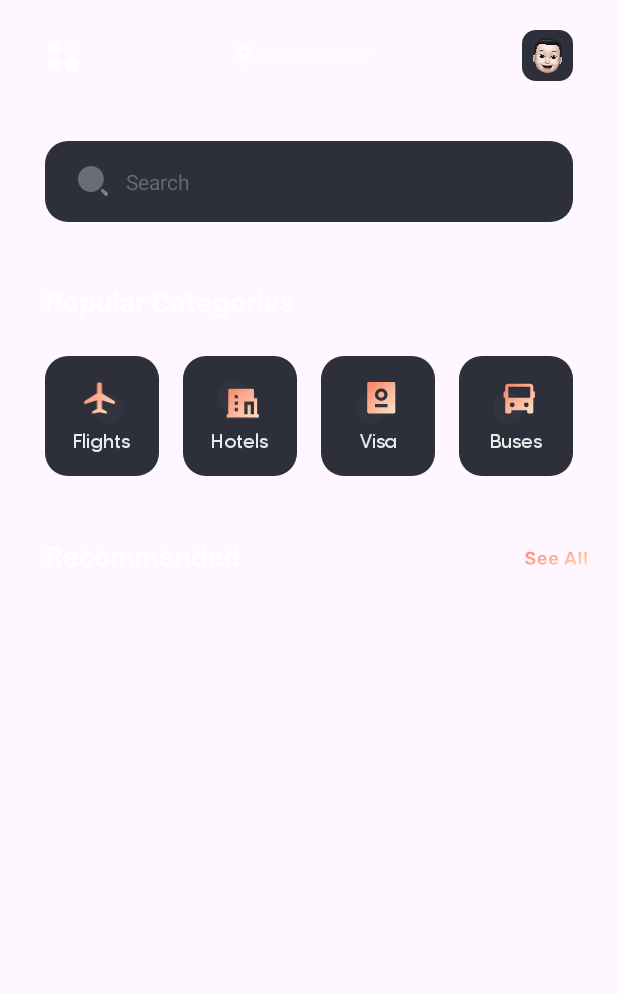
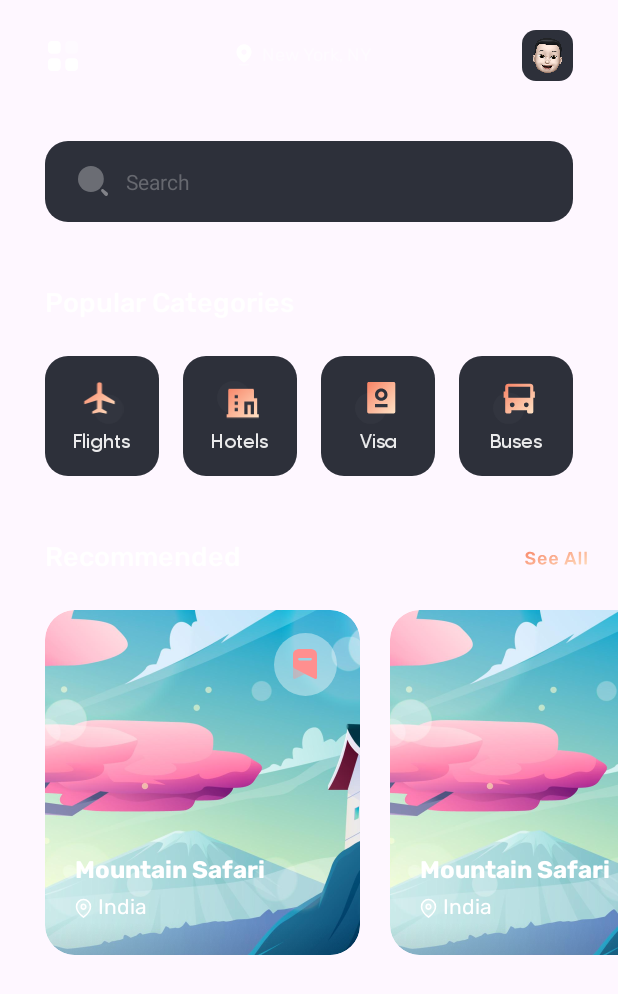
Before and after one commit to siamsaleh/TaskGo, an Android app: the layout fragment_home.xml on its own in the app's theme, with its tools: preview values and no code run, on a phone screen of 412 x 824 dp. Shown: the top 994 px of the screen. Run offline under Robolectric (Android 15) with nearby library versions, the light colour scheme and no system bars.

Commit message:
feat: Show recommended place list in RecyclerView (HomeFragment)
- Add RecommendedAdapter for managing list items
- Create GlideExtension for image loading customization
- Add Glide dependency in build.gradle

```diff
--- a/app/build.gradle.kts
+++ b/app/build.gradle.kts
@@ -69,4 +69,8 @@ dependencies {
     implementation("com.google.dagger:hilt-android:$hiltVersion")
     kapt("com.google.dagger:hilt-compiler:$hiltVersion")
     implementation("com.google.dagger:hilt-android-gradle-plugin:$hiltVersion")
+
+    // Glide
+    implementation (libs.glide)
+    annotationProcessor (libs.compiler)
 }
--- a/app/src/main/res/layout/fragment_home.xml
+++ b/app/src/main/res/layout/fragment_home.xml
@@ -256,4 +256,15 @@
 
     </androidx.constraintlayout.widget.ConstraintLayout>
 
+    <androidx.recyclerview.widget.RecyclerView
+        android:id="@+id/rvRecommended"
+        android:layout_width="match_parent"
+        android:layout_height="wrap_content"
+        android:layout_marginStart="@dimen/margin_large"
+        android:layout_marginTop="@dimen/margin_small"
+        android:orientation="horizontal"
+        app:layoutManager="androidx.recyclerview.widget.LinearLayoutManager"
+        tools:itemCount="3"
+        tools:listitem="@layout/item_recommended_place" />
+
 </androidx.appcompat.widget.LinearLayoutCompat>
--- a/app/src/main/res/layout/item_recommended_place.xml
+++ b/app/src/main/res/layout/item_recommended_place.xml
@@ -3,7 +3,7 @@
     xmlns:app="http://schemas.android.com/apk/res-auto"
     android:layout_width="210dp"
     android:layout_height="230dp"
-    android:layout_marginEnd="@dimen/margin_extra_small"
+    android:layout_marginEnd="@dimen/margin_small"
     app:cardCornerRadius="20dp"
     app:cardElevation="0dp"
     app:strokeWidth="0dp">
@@ -17,7 +17,16 @@
             android:layout_width="match_parent"
             android:layout_height="match_parent"
             android:contentDescription="@string/recommended_text"
-            android:src="@drawable/img_sample" />
+            android:src="@drawable/img_sample"
+            android:scaleType="centerCrop"/>
+
+        <!--Top Shade-->
+        <ImageView
+            android:layout_width="match_parent"
+            android:layout_height="match_parent"
+            android:contentDescription="@string/recommended_text"
+            android:scaleType="fitXY"
+            android:src="@drawable/img_shade" />
 
         <TextView
             android:id="@+id/property_text"
@@ -52,14 +61,6 @@
             app:layout_constraintTop_toTopOf="parent"
             app:layout_constraintEnd_toEndOf="parent"/>
 
-        <!--Top Shade-->
-        <ImageView
-            android:layout_width="match_parent"
-            android:layout_height="match_parent"
-            android:contentDescription="@string/recommended_text"
-            android:scaleType="fitXY"
-            android:src="@drawable/img_shade" />
-
     </androidx.constraintlayout.widget.ConstraintLayout>
 
 </com.google.android.material.card.MaterialCardView>
--- a/gradle/libs.versions.toml
+++ b/gradle/libs.versions.toml
@@ -1,6 +1,7 @@
 [versions]
 agp = "8.7.1"
 fragmentKtx = "1.5.7"
+glide = "4.16.0"
 kotlin = "1.9.24"
 coreKtx = "1.15.0"
 junit = "4.13.2"
@@ -18,6 +19,8 @@ sspAndroid = "1.1.0"
 androidx-core-ktx = { group = "androidx.core", name = "core-ktx", version.ref = "coreKtx" }
 androidx-fragment-ktx = { module = "androidx.fragment:fragment-ktx", version.ref = "fragmentKtx" }
 androidx-lifecycle-viewmodel-ktx = { module = "androidx.lifecycle:lifecycle-viewmodel-ktx", version.ref = "lifecycleViewmodelKtx" }
+compiler = { module = "com.github.bumptech.glide:compiler", version.ref = "glide" }
+glide = { module = "com.github.bumptech.glide:glide", version.ref = "glide" }
 junit = { group = "junit", name = "junit", version.ref = "junit" }
 androidx-junit = { group = "androidx.test.ext", name = "junit", version.ref = "junitVersion" }
 androidx-espresso-core = { group = "androidx.test.espresso", name = "espresso-core", version.ref = "espressoCore" }
```
Also changed, not shown: app/src/main/java/com/siamsaleh/taskgo/ui/home/HomeFragment.kt (+17 -9 lines), app/src/main/java/com/siamsaleh/taskgo/ui/home/adapter/RecommendedAdapter.kt (added, +54 -0 lines), app/src/main/java/com/siamsaleh/taskgo/util/GlideExtensions.kt (added, +16 -0 lines).
